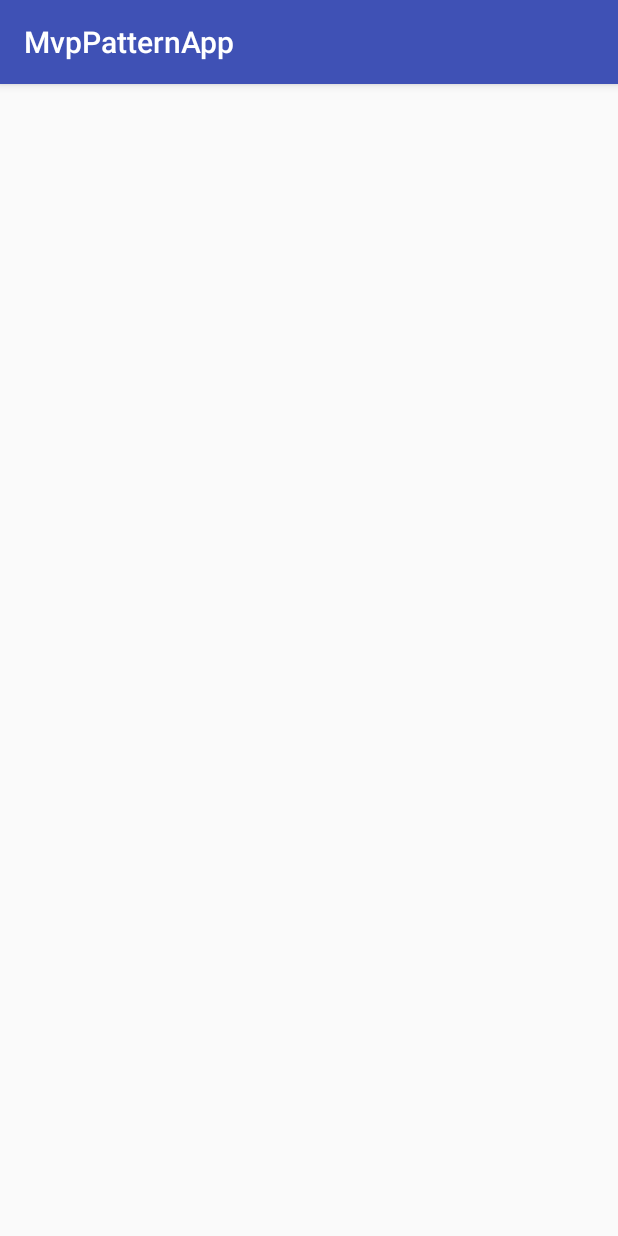
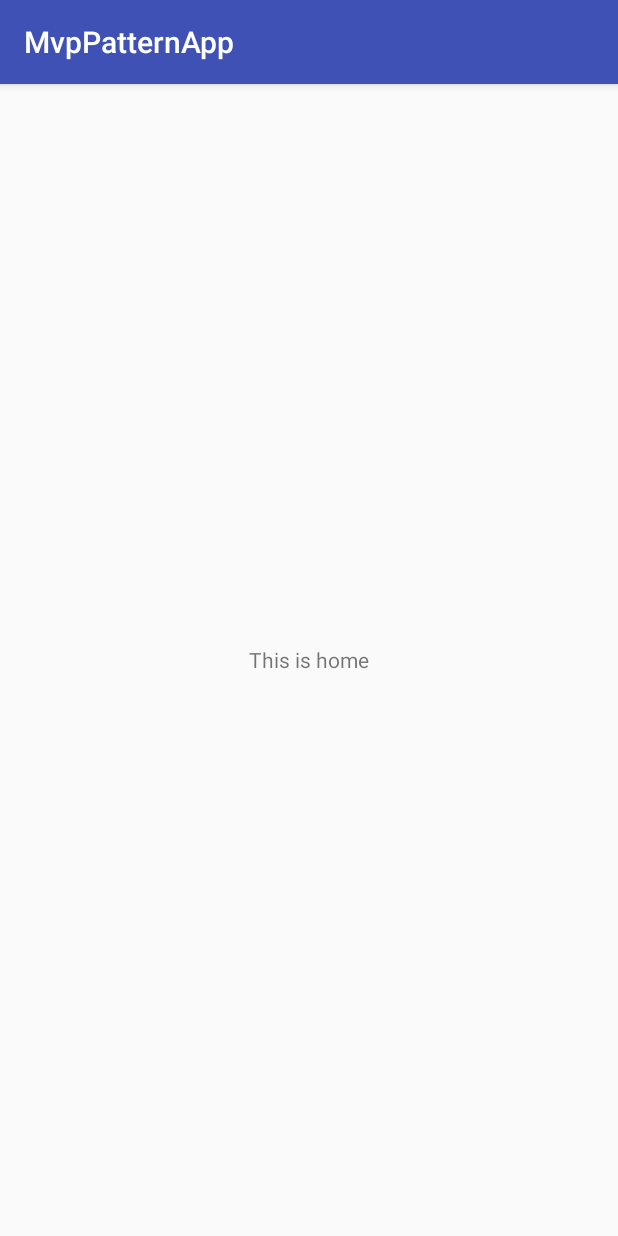
Before and after one commit to Elice-kim/MvpPattern, an Android app: the HomeActivity screen opened directly, with no data from a screen before it, on a phone screen of 412 x 824 dp. Run offline under Robolectric (Android 15) with nearby library versions, the phone set to English and light mode, and no system bars.

Commit message:
홈 타이틀 추가

```diff
--- a/MvpPatternApp/app/src/main/res/layout/activity_home.xml
+++ b/MvpPatternApp/app/src/main/res/layout/activity_home.xml
@@ -1,9 +1,15 @@
 <?xml version="1.0" encoding="utf-8"?>
-<android.support.constraint.ConstraintLayout xmlns:android="http://schemas.android.com/apk/res/android"
+<RelativeLayout xmlns:android="http://schemas.android.com/apk/res/android"
     xmlns:app="http://schemas.android.com/apk/res-auto"
     xmlns:tools="http://schemas.android.com/tools"
     android:layout_width="match_parent"
     android:layout_height="match_parent"
     tools:context="com.example.elice.mvppatternapp.home.HomeActivity">
 
-</android.support.constraint.ConstraintLayout>
+    <TextView
+        android:layout_width="wrap_content"
+        android:layout_height="wrap_content"
+        android:layout_centerInParent="true"
+        android:text="This is home" />
+
+</RelativeLayout>
```
